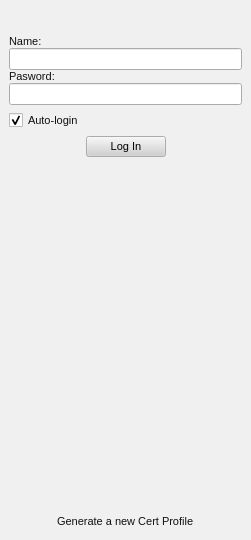
This is rs-Qt-gui/src/gui/StartDialog.ui in autoscatto/retroshare as Qt 5 draws it before an edit. The edited form follows.
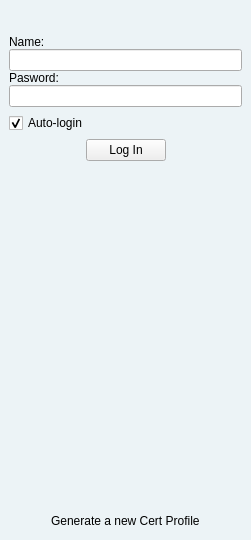
This is the edited form. Icons and pictures are not drawn.

Commit message: added new default retroshare toolbar background image and default Widget background color.

```diff
--- a/rs-Qt-gui/src/gui/StartDialog.ui
+++ b/rs-Qt-gui/src/gui/StartDialog.ui
@@ -15,54 +15,54 @@
      <colorrole role="WindowText" >
       <brush brushstyle="SolidPattern" >
        <color alpha="255" >
-        <red>16</red>
-        <green>16</green>
-        <blue>16</blue>
+        <red>0</red>
+        <green>0</green>
+        <blue>0</blue>
        </color>
       </brush>
      </colorrole>
      <colorrole role="Button" >
       <brush brushstyle="SolidPattern" >
        <color alpha="255" >
-        <red>208</red>
-        <green>208</green>
-        <blue>208</blue>
+        <red>244</red>
+        <green>244</green>
+        <blue>244</blue>
        </color>
       </brush>
      </colorrole>
      <colorrole role="Light" >
       <brush brushstyle="SolidPattern" >
        <color alpha="255" >
-        <red>255</red>
-        <green>255</green>
-        <blue>255</blue>
+        <red>244</red>
+        <green>244</green>
+        <blue>244</blue>
        </color>
       </brush>
      </colorrole>
      <colorrole role="Midlight" >
       <brush brushstyle="SolidPattern" >
        <color alpha="255" >
-        <red>247</red>
-        <green>247</green>
-        <blue>247</blue>
+        <red>241</red>
+        <green>239</green>
+        <blue>226</blue>
        </color>
       </brush>
      </colorrole>
      <colorrole role="Dark" >
       <brush brushstyle="SolidPattern" >
        <color alpha="255" >
-        <red>104</red>
-        <green>104</green>
-        <blue>104</blue>
+        <red>140</red>
+        <green>140</green>
+        <blue>140</blue>
        </color>
       </brush>
      </colorrole>
      <colorrole role="Mid" >
       <brush brushstyle="SolidPattern" >
        <color alpha="255" >
-        <red>160</red>
-        <green>160</green>
-        <blue>160</blue>
+        <red>163</red>
+        <green>163</green>
+        <blue>163</blue>
        </color>
       </brush>
      </colorrole>
@@ -78,9 +78,9 @@
      <colorrole role="BrightText" >
       <brush brushstyle="SolidPattern" >
        <color alpha="255" >
-        <red>255</red>
-        <green>255</green>
-        <blue>255</blue>
+        <red>244</red>
+        <green>244</green>
+        <blue>244</blue>
        </color>
       </brush>
      </colorrole>
@@ -105,63 +105,45 @@
      <colorrole role="Window" >
       <brush brushstyle="SolidPattern" >
        <color alpha="255" >
-        <red>240</red>
-        <green>240</green>
-        <blue>240</blue>
+        <red>244</red>
+        <green>244</green>
+        <blue>244</blue>
        </color>
       </brush>
      </colorrole>
      <colorrole role="Shadow" >
       <brush brushstyle="SolidPattern" >
        <color alpha="255" >
-        <red>0</red>
-        <green>0</green>
-        <blue>0</blue>
+        <red>106</red>
+        <green>106</green>
+        <blue>106</blue>
        </color>
       </brush>
      </colorrole>
      <colorrole role="Highlight" >
       <brush brushstyle="SolidPattern" >
        <color alpha="255" >
-        <red>0</red>
-        <green>0</green>
-        <blue>0</blue>
+        <red>197</red>
+        <green>231</green>
+        <blue>246</blue>
        </color>
       </brush>
      </colorrole>
      <colorrole role="HighlightedText" >
       <brush brushstyle="SolidPattern" >
        <color alpha="255" >
-        <red>255</red>
-        <green>255</green>
-        <blue>255</blue>
-       </color>
-      </brush>
-     </colorrole>
-     <colorrole role="Link" >
-      <brush brushstyle="SolidPattern" >
-       <color alpha="255" >
         <red>0</red>
         <green>0</green>
-        <blue>255</blue>
-       </color>
-      </brush>
-     </colorrole>
-     <colorrole role="LinkVisited" >
-      <brush brushstyle="SolidPattern" >
-       <color alpha="255" >
-        <red>255</red>
-        <green>0</green>
-        <blue>255</blue>
+        <blue>0</blue>
        </color>
       </brush>
      </colorrole>
      <colorrole role="AlternateBase" >
       <brush brushstyle="SolidPattern" >
        <color alpha="255" >
-        <red>247</red>
-        <green>247</green>
-        <blue>247</blue>
+        <red>232</red>
+        <green>232</green>
+        <blue>232</blue>
        </color>
       </brush>
      </colorrole>
@@ -170,54 +152,54 @@
      <colorrole role="WindowText" >
       <brush brushstyle="SolidPattern" >
        <color alpha="255" >
-        <red>16</red>
-        <green>16</green>
-        <blue>16</blue>
+        <red>0</red>
+        <green>0</green>
+        <blue>0</blue>
        </color>
       </brush>
      </colorrole>
      <colorrole role="Button" >
       <brush brushstyle="SolidPattern" >
        <color alpha="255" >
-        <red>208</red>
-        <green>208</green>
-        <blue>208</blue>
+        <red>244</red>
+        <green>244</green>
+        <blue>244</blue>
        </color>
       </brush>
      </colorrole>
      <colorrole role="Light" >
       <brush brushstyle="SolidPattern" >
        <color alpha="255" >
-        <red>255</red>
-        <green>255</green>
-        <blue>255</blue>
+        <red>244</red>
+        <green>244</green>
+        <blue>244</blue>
        </color>
       </brush>
      </colorrole>
      <colorrole role="Midlight" >
       <brush brushstyle="SolidPattern" >
        <color alpha="255" >
-        <red>247</red>
-        <green>247</green>
-        <blue>247</blue>
+        <red>241</red>
+        <green>239</green>
+        <blue>226</blue>
        </color>
       </brush>
      </colorrole>
      <colorrole role="Dark" >
       <brush brushstyle="SolidPattern" >
        <color alpha="255" >
-        <red>104</red>
-        <green>104</green>
-        <blue>104</blue>
+        <red>140</red>
+        <green>140</green>
+        <blue>140</blue>
        </color>
       </brush>
      </colorrole>
      <colorrole role="Mid" >
       <brush brushstyle="SolidPattern" >
        <color alpha="255" >
-        <red>160</red>
-        <green>160</green>
-        <blue>160</blue>
+        <red>163</red>
+        <green>163</green>
+        <blue>163</blue>
        </color>
       </brush>
      </colorrole>
@@ -233,9 +215,9 @@
      <colorrole role="BrightText" >
       <brush brushstyle="SolidPattern" >
        <color alpha="255" >
-        <red>255</red>
-        <green>255</green>
-        <blue>255</blue>
+        <red>244</red>
+        <green>244</green>
+        <blue>244</blue>
        </color>
       </brush>
      </colorrole>
@@ -260,63 +242,45 @@
      <colorrole role="Window" >
       <brush brushstyle="SolidPattern" >
        <color alpha="255" >
-        <red>240</red>
-        <green>240</green>
-        <blue>240</blue>
+        <red>244</red>
+        <green>244</green>
+        <blue>244</blue>
        </color>
       </brush>
      </colorrole>
      <colorrole role="Shadow" >
       <brush brushstyle="SolidPattern" >
        <color alpha="255" >
-        <red>0</red>
-        <green>0</green>
-        <blue>0</blue>
+        <red>106</red>
+        <green>106</green>
+        <blue>106</blue>
        </color>
       </brush>
      </colorrole>
      <colorrole role="Highlight" >
       <brush brushstyle="SolidPattern" >
        <color alpha="255" >
-        <red>0</red>
-        <green>0</green>
-        <blue>0</blue>
+        <red>244</red>
+        <green>244</green>
+        <blue>244</blue>
        </color>
       </brush>
      </colorrole>
      <colorrole role="HighlightedText" >
       <brush brushstyle="SolidPattern" >
        <color alpha="255" >
-        <red>255</red>
-        <green>255</green>
-        <blue>255</blue>
-       </color>
-      </brush>
-     </colorrole>
-     <colorrole role="Link" >
-      <brush brushstyle="SolidPattern" >
-       <color alpha="255" >
         <red>0</red>
         <green>0</green>
-        <blue>255</blue>
-       </color>
-      </brush>
-     </colorrole>
-     <colorrole role="LinkVisited" >
-      <brush brushstyle="SolidPattern" >
-       <color alpha="255" >
-        <red>255</red>
-        <green>0</green>
-        <blue>255</blue>
+        <blue>0</blue>
        </color>
       </brush>
      </colorrole>
      <colorrole role="AlternateBase" >
       <brush brushstyle="SolidPattern" >
        <color alpha="255" >
-        <red>247</red>
-        <green>247</green>
-        <blue>247</blue>
+        <red>232</red>
+        <green>232</green>
+        <blue>232</blue>
        </color>
       </brush>
      </colorrole>
@@ -325,99 +289,99 @@
      <colorrole role="WindowText" >
       <brush brushstyle="SolidPattern" >
        <color alpha="255" >
-        <red>104</red>
-        <green>104</green>
-        <blue>104</blue>
+        <red>122</red>
+        <green>122</green>
+        <blue>122</blue>
        </color>
       </brush>
      </colorrole>
      <colorrole role="Button" >
       <brush brushstyle="SolidPattern" >
        <color alpha="255" >
-        <red>208</red>
-        <green>208</green>
-        <blue>208</blue>
+        <red>244</red>
+        <green>244</green>
+        <blue>244</blue>
        </color>
       </brush>
      </colorrole>
      <colorrole role="Light" >
       <brush brushstyle="SolidPattern" >
        <color alpha="255" >
-        <red>255</red>
-        <green>255</green>
-        <blue>255</blue>
+        <red>244</red>
+        <green>244</green>
+        <blue>244</blue>
        </color>
       </brush>
      </colorrole>
      <colorrole role="Midlight" >
       <brush brushstyle="SolidPattern" >
        <color alpha="255" >
-        <red>247</red>
-        <green>247</green>
-        <blue>247</blue>
+        <red>244</red>
+        <green>244</green>
+        <blue>244</blue>
        </color>
       </brush>
      </colorrole>
      <colorrole role="Dark" >
       <brush brushstyle="SolidPattern" >
        <color alpha="255" >
-        <red>104</red>
-        <green>104</green>
-        <blue>104</blue>
+        <red>140</red>
+        <green>140</green>
+        <blue>140</blue>
        </color>
       </brush>
      </colorrole>
      <colorrole role="Mid" >
       <brush brushstyle="SolidPattern" >
        <color alpha="255" >
-        <red>160</red>
-        <green>160</green>
-        <blue>160</blue>
+        <red>163</red>
+        <green>163</green>
+        <blue>163</blue>
        </color>
       </brush>
      </colorrole>
      <colorrole role="Text" >
       <brush brushstyle="SolidPattern" >
        <color alpha="255" >
-        <red>104</red>
-        <green>104</green>
-        <blue>104</blue>
+        <red>122</red>
+        <green>122</green>
+        <blue>122</blue>
        </color>
       </brush>
      </colorrole>
      <colorrole role="BrightText" >
       <brush brushstyle="SolidPattern" >
        <color alpha="255" >
-        <red>255</red>
-        <green>255</green>
-        <blue>255</blue>
+        <red>244</red>
+        <green>244</green>
+        <blue>244</blue>
        </color>
       </brush>
      </colorrole>
      <colorrole role="ButtonText" >
       <brush brushstyle="SolidPattern" >
        <color alpha="255" >
-        <red>104</red>
-        <green>104</green>
-        <blue>104</blue>
+        <red>122</red>
+        <green>122</green>
+        <blue>122</blue>
        </color>
       </brush>
      </colorrole>
      <colorrole role="Base" >
       <brush brushstyle="SolidPattern" >
        <color alpha="255" >
-        <red>240</red>
-        <green>240</green>
-        <blue>240</blue>
+        <red>244</red>
+        <green>244</green>
+        <blue>244</blue>
        </color>
       </brush>
      </colorrole>
      <colorrole role="Window" >
       <brush brushstyle="SolidPattern" >
        <color alpha="255" >
-        <red>240</red>
-        <green>240</green>
-        <blue>240</blue>
+        <red>244</red>
+        <green>244</green>
+        <blue>244</blue>
        </color>
       </brush>
      </colorrole>
@@ -433,45 +397,27 @@
      <colorrole role="Highlight" >
       <brush brushstyle="SolidPattern" >
        <color alpha="255" >
-        <red>0</red>
-        <green>0</green>
-        <blue>0</blue>
+        <red>197</red>
+        <green>231</green>
+        <blue>246</blue>
        </color>
       </brush>
      </colorrole>
      <colorrole role="HighlightedText" >
       <brush brushstyle="SolidPattern" >
        <color alpha="255" >
-        <red>255</red>
-        <green>255</green>
-        <blue>255</blue>
-       </color>
-      </brush>
-     </colorrole>
-     <colorrole role="Link" >
-      <brush brushstyle="SolidPattern" >
-       <color alpha="255" >
         <red>0</red>
         <green>0</green>
-        <blue>255</blue>
-       </color>
-      </brush>
-     </colorrole>
-     <colorrole role="LinkVisited" >
-      <brush brushstyle="SolidPattern" >
-       <color alpha="255" >
-        <red>255</red>
-        <green>0</green>
-        <blue>255</blue>
+        <blue>0</blue>
        </color>
       </brush>
      </colorrole>
      <colorrole role="AlternateBase" >
       <brush brushstyle="SolidPattern" >
        <color alpha="255" >
-        <red>247</red>
-        <green>247</green>
-        <blue>247</blue>
+        <red>232</red>
+        <green>232</green>
+        <blue>232</blue>
        </color>
       </brush>
      </colorrole>
@@ -479,15 +425,7 @@
    </palette>
   </property>
   <property name="font" >
-   <font>
-    <family>Arial</family>
-    <pointsize>8</pointsize>
-    <weight>50</weight>
-    <italic>false</italic>
-    <bold>false</bold>
-    <underline>false</underline>
-    <strikeout>false</strikeout>
-   </font>
+   <font/>
   </property>
   <property name="contextMenuPolicy" >
    <enum>Qt::NoContextMenu</enum>
@@ -498,6 +436,11 @@
   <property name="windowIcon" >
    <iconset resource="images.qrc" >:/images/RetroShare16.png</iconset>
   </property>
+  <property name="styleSheet" >
+   <string>.QWidget {
+   background-color: #ECF3F6;
+}</string>
+  </property>
   <widget class="QWidget" name="centralwidget" >
    <layout class="QGridLayout" >
     <property name="margin" >
```
The commit also changes 3 other files.
